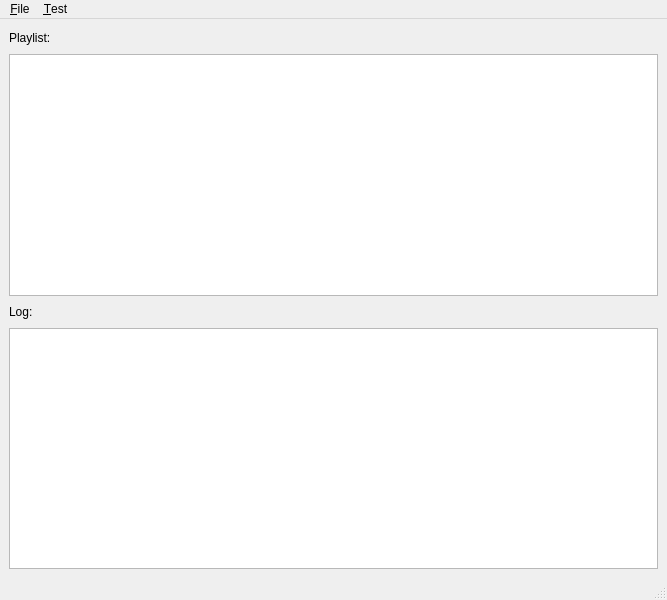
First picture: the form in trunk/muroa/muroaserver/MuroaServer.ui, repository BackupTheBerlios/muroa-svn, before the edit.
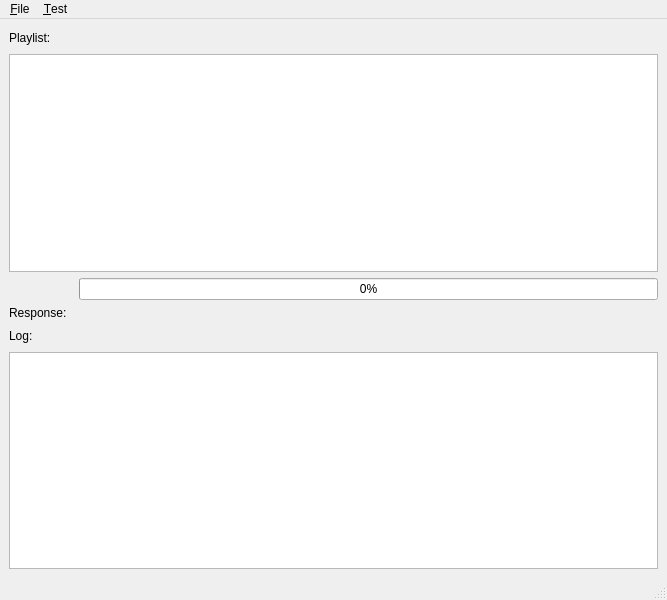
Second picture: the form after the edit.

Diff of the .ui file:
```diff
--- a/trunk/muroa/muroaserver/MuroaServer.ui
+++ b/trunk/muroa/muroaserver/MuroaServer.ui
@@ -22,7 +22,7 @@
       </property>
      </widget>
     </item>
-    <item row="0" column="1" colspan="2">
+    <item row="0" column="1" colspan="3">
      <spacer name="horizontalSpacer_2">
       <property name="orientation">
        <enum>Qt::Horizontal</enum>
@@ -35,17 +35,45 @@
       </property>
      </spacer>
     </item>
-    <item row="1" column="0" colspan="3">
+    <item row="1" column="0" colspan="4">
      <widget class="QTableView" name="tableView"/>
     </item>
-    <item row="2" column="0" colspan="2">
+    <item row="2" column="0" colspan="3">
+     <widget class="QLabel" name="command_label">
+      <property name="text">
+       <string>&lt;no command running&gt;</string>
+      </property>
+     </widget>
+    </item>
+    <item row="2" column="3">
+     <widget class="QProgressBar" name="progressBar">
+      <property name="value">
+       <number>0</number>
+      </property>
+     </widget>
+    </item>
+    <item row="3" column="0" colspan="2">
+     <widget class="QLabel" name="label_3">
+      <property name="text">
+       <string>Response:</string>
+      </property>
+     </widget>
+    </item>
+    <item row="3" column="2" colspan="2">
+     <widget class="QLabel" name="response_label">
+      <property name="text">
+       <string>&lt;none&gt;</string>
+      </property>
+     </widget>
+    </item>
+    <item row="4" column="0">
      <widget class="QLabel" name="label">
       <property name="text">
        <string>Log:</string>
       </property>
      </widget>
     </item>
-    <item row="2" column="2">
+    <item row="4" column="1" colspan="3">
      <spacer name="horizontalSpacer">
       <property name="orientation">
        <enum>Qt::Horizontal</enum>
@@ -58,7 +86,7 @@
       </property>
      </spacer>
     </item>
-    <item row="3" column="0" colspan="3">
+    <item row="5" column="0" colspan="4">
      <widget class="QPlainTextEdit" name="plainTextEdit"/>
     </item>
    </layout>
```
Left out of the diff: 2 changed lines with no effect on the pictures.
